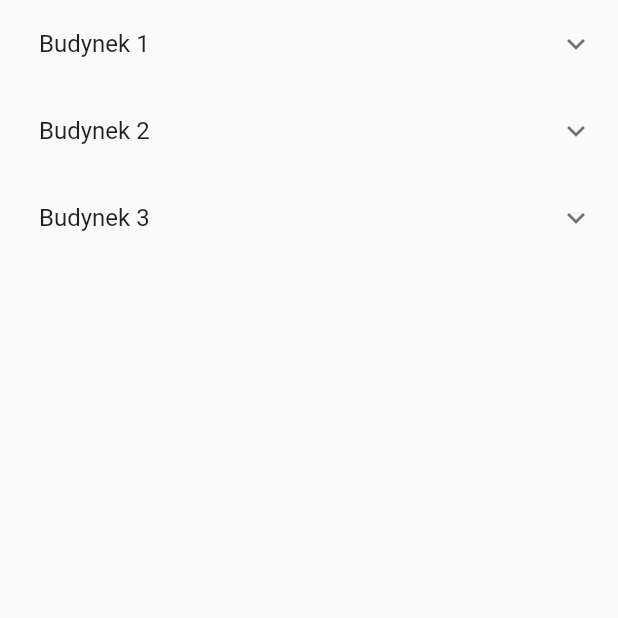
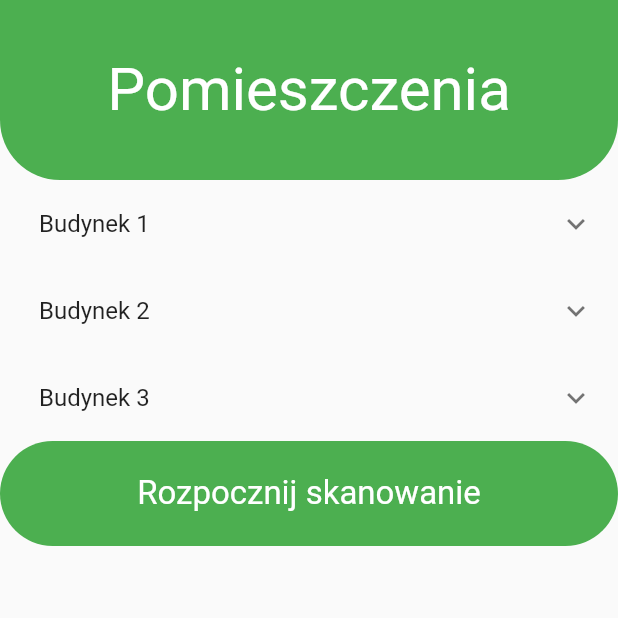
Before and after one commit to Lokinado/flutter_inventory_app, a Flutter app: the screen it shows after launch, on a phone screen of 412 x 824 dp, the top half of it. Run offline on Flutter 3.47's test engine with Material 2 defaults, Android fonts, the light colour scheme and no system bars.

Commit message:
jakiś szkielet jest

```diff
--- a/lib/pages/list_page.dart
+++ b/lib/pages/list_page.dart
@@ -41,7 +41,32 @@ class ListPage extends StatelessWidget {
   @override
   Widget build(BuildContext context) {
     return Scaffold(
-      body: ListView(
+      body: Column(
+        children:[
+          Container(
+            width: MediaQuery.of(context).size.width,
+            height: 120.0,
+            decoration: const BoxDecoration(
+              color: Colors.green,
+              borderRadius: BorderRadius.only(
+                bottomLeft: Radius.circular(40.0),
+                bottomRight: Radius.circular(40.0),
+              ),
+            ),
+            child: const Center(
+              child: Text(
+                  "Pomieszczenia",
+                style: TextStyle(
+                  fontSize: 40,
+                  color: Colors.white,
+
+                ),
+              ),
+            ),
+          ),
+
+        Expanded(
+        child: ListView(
           children: [
             for (int building in uniqueBuildings)
               Container(
@@ -65,6 +90,31 @@ class ListPage extends StatelessWidget {
                             ],
                           ),
                         ),
+                  ],
+                ),
+              ),
+            GestureDetector(
+              onTap: () => print("tu przekierowanie"),
+              child: Container(
+              width: MediaQuery.of(context).size.width,
+              height: 70.0,
+              decoration: const BoxDecoration(
+              color: Colors.green,
+              borderRadius: BorderRadius.all(
+                  Radius.circular(40.0),
+                ),
+              ),
+                child: const Center(
+                  child: Text(
+                    "Rozpocznij skanowanie",
+                    style: TextStyle(
+                      fontSize: 22.0,
+                      color: Colors.white,
+                    ),
+                  ),
+                ),
+              ),
+            )
           ],
         ),
         ),
```
Lines whose indentation alone changed are shown as unchanged.
